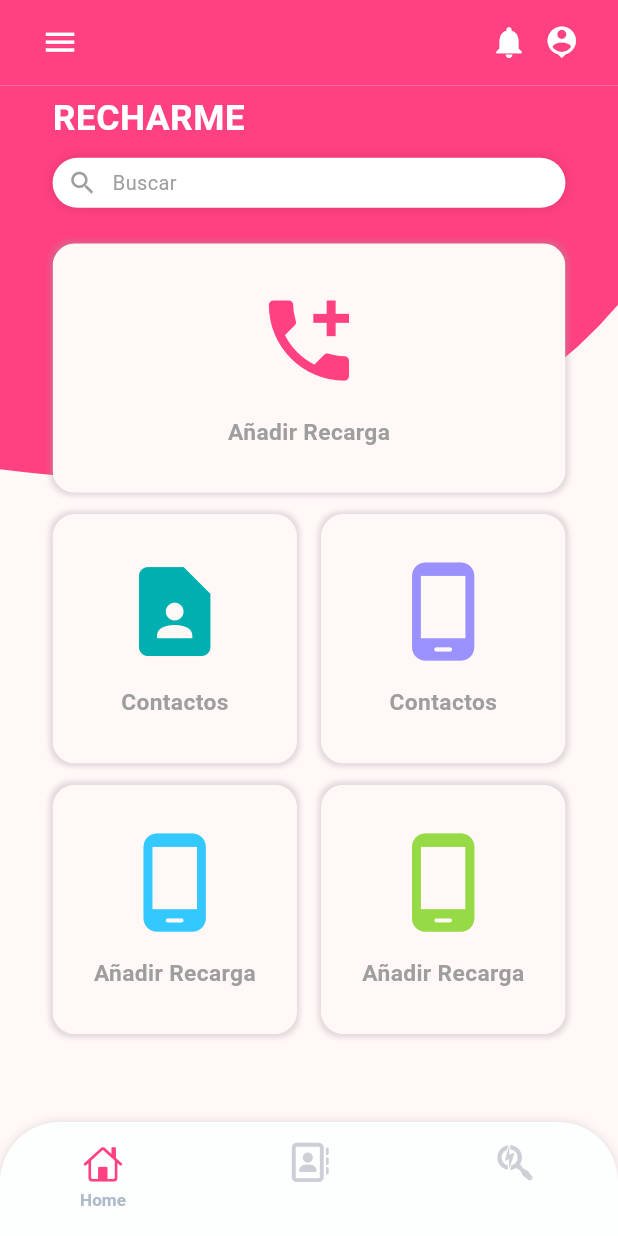
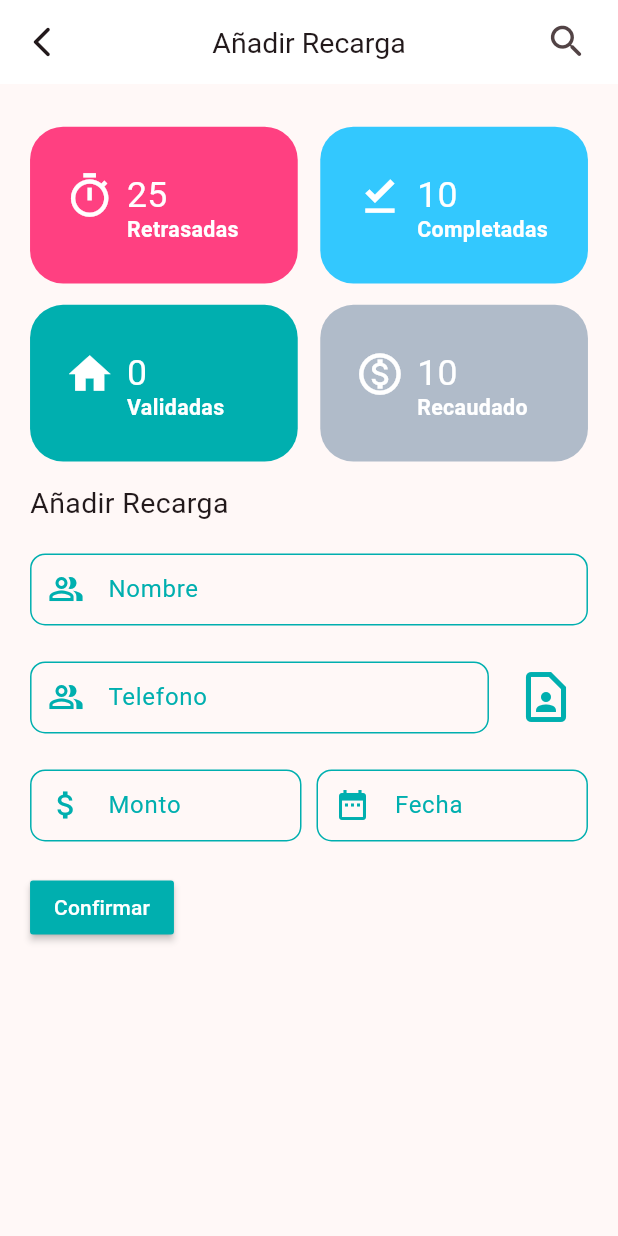
Before and after one commit to rogerordaz1/recharme, a Flutter app: the screen it shows after launch, after a tap on "Añadir Recarga", on a phone screen of 412 x 824 dp. Run offline on Flutter 3.47's test engine with Material 2 defaults, Android fonts, the phone set to English and light mode, and no system bars; drawn by our look-alikes of persistent_bottom_nav_bar; our stand-ins replace bloc, dartz, equatable, flutter_bloc, flutter_screenutil, font_awesome_flutter and 2 more.

Commit message:
haciendo la vista del form de las recargas

```diff
--- a/lib/core/router/router.dart
+++ b/lib/core/router/router.dart
@@ -1,7 +1,7 @@
 import 'package:go_router/go_router.dart';
 
-
 import '../../presentation/home/pages/default_page.dart';
+import '../../presentation/recarga/pages/recarga_form_page.dart';
 
 // GoRouter configuration
 final appRouter = GoRouter(
@@ -12,5 +12,11 @@ final appRouter = GoRouter(
       name: DefaultPage.name,
       builder: (context, state) => const DefaultPage(),
     ),
+
+    GoRoute(
+      path: '/recargaFormPage',
+      name: RecargaFormPage.name,
+      builder: (context, state) => const RecargaFormPage(),
+    ),
   ],
 );
--- a/lib/core/theme/app_theme.dart
+++ b/lib/core/theme/app_theme.dart
@@ -13,6 +13,45 @@ class AppTheme {
         systemOverlayStyle: SystemUiOverlayStyle.dark,
         backgroundColor: colorPink,
       ),
+      inputDecorationTheme: const InputDecorationTheme(
+        prefixIconColor: colorGreen,
+        labelStyle: TextStyle(
+          color: colorGreen,
+        ),
+
+        errorBorder: OutlineInputBorder(
+          borderRadius: BorderRadius.all(
+            Radius.circular(10),
+          ),
+          borderSide: BorderSide(
+            color: colorPink,
+          ),
+        ),
+        enabledBorder: OutlineInputBorder(
+          borderRadius: BorderRadius.all(
+            Radius.circular(10),
+          ),
+          borderSide: BorderSide(
+            color: colorGreen,
+          ),
+        ),
+        border: OutlineInputBorder(
+          borderRadius: BorderRadius.all(
+            Radius.circular(10),
+          ),
+          borderSide: BorderSide(
+            color: colorGreen,
+          ),
+        ),
+        focusedBorder: OutlineInputBorder(
+          borderRadius: BorderRadius.all(
+            Radius.circular(10),
+          ),
+          borderSide: BorderSide(
+            color: colorGreen,
+          ),
+        ),
+      ),
     );
   }
 }
--- a/lib/presentation/home/widgets/custom_body_section.dart
+++ b/lib/presentation/home/widgets/custom_body_section.dart
@@ -1,6 +1,8 @@
 import 'package:flutter/material.dart';
 import 'package:flutter_screenutil/flutter_screenutil.dart';
+import 'package:go_router/go_router.dart';
 import 'package:recharme/core/utils/colors.dart';
+import 'package:recharme/presentation/recarga/pages/recarga_form_page.dart';
 
 import 'widgets.dart';
 
@@ -24,9 +26,7 @@ class CustomBodySection extends StatelessWidget {
             text: 'Añadir Recarga',
             icon: Icons.add_call,
             color: colorPink,
-            onPressed: () {
-              print('He tocado este widget');
-            },
+            onPressed: () => context.pushNamed(RecargaFormPage.name),
           ),
           SizedBox(height: 15.h),
           const RowCardsMenu(
--- a/lib/presentation/home/widgets/custom_menu_card.dart
+++ b/lib/presentation/home/widgets/custom_menu_card.dart
@@ -35,7 +35,7 @@ class CustomMenuCard extends StatelessWidget {
         child: Material(
           child: InkWell(
             splashColor: color.withOpacity(0.2),
-            onTap: () {},
+            onTap: onPressed,
             child: Column(
               crossAxisAlignment: CrossAxisAlignment.center,
               mainAxisAlignment: MainAxisAlignment.center,
--- /dev/null
+++ b/lib/presentation/recarga/pages/recarga_form_page.dart
@@ -0,0 +1,200 @@
+import 'package:flutter/material.dart';
+import 'package:flutter_screenutil/flutter_screenutil.dart';
+import 'package:go_router/go_router.dart';
+import 'package:recharme/core/utils/colors.dart';
+
+import '../widgets/widgets.dart';
+
+class RecargaFormPage extends StatelessWidget {
+  static const String name = 'recargaFormPage';
+  const RecargaFormPage({super.key});
+
+  @override
+  Widget build(BuildContext context) {
+    return Scaffold(
+      appBar: AppBar(
+        leading: IconButton(
+            icon: const Icon(Icons.arrow_back_ios_new_rounded),
+            onPressed: () => context.pop()),
+        elevation: 0,
+        backgroundColor: Colors.white,
+        centerTitle: true,
+        title: Text(
+          'Añadir Recarga',
+          style: TextStyle(fontSize: 20.sp),
+        ),
+        actions: [
+          Padding(
+              padding: EdgeInsets.only(right: 10.w),
+              child: IconButton(
+                onPressed: () {},
+                icon: Icon(
+                  Icons.search_rounded,
+                  size: 30.h,
+                ),
+              ))
+        ],
+      ),
+      body: SizedBox(
+        width: double.infinity,
+        height: double.infinity,
+        child: SingleChildScrollView(
+          child: Padding(
+            padding: EdgeInsets.symmetric(horizontal: 20.w, vertical: 30.h),
+            child: Column(
+              crossAxisAlignment: CrossAxisAlignment.start,
+              children: [
+                const InfoCardsGridView(),
+                Text(
+                  'Añadir Recarga',
+                  style: TextStyle(fontSize: 20.sp),
+                ),
+                const SizedBox(
+                  height: 20,
+                ),
+                Row(
+                  children: [
+                    Expanded(
+                      child: CustomTextWidget(
+                        hintText: 'Nombre del cliente',
+                        labelText: 'Nombre',
+                        icon: const Icon(Icons.people_alt_outlined),
+                        onChanged: (value) {},
+                        validator: (value) {
+                          return null;
+                        },
+                        keyboardType: TextInputType.name,
+                      ),
+                    ),
+                  ],
+                ),
+                const SizedBox(
+                  height: 20,
+                ),
+                Row(
+                  children: [
+                    Expanded(
+                      child: CustomTextWidget(
+                        hintText: 'Numero de telefono',
+                        labelText: 'Telefono',
+                        icon: const Icon(Icons.people_alt_outlined),
+                        onChanged: (value) {},
+                        validator: (value) {
+                          return null;
+                        },
+                        keyboardType: TextInputType.phone,
+                      ),
+                    ),
+                    const SizedBox(
+                      width: 10,
+                    ),
+                    IconButton(
+                      onPressed: () {},
+                      icon: const Icon(
+                        Icons.contact_page_outlined,
+                        size: 40,
+                        color: colorGreen,
+                      ),
+                    )
+                  ],
+                ),
+                const SizedBox(
+                  height: 20,
+                ),
+                Row(
+                  children: [
+                    Expanded(
+                      child: CustomTextWidget(
+                        hintText: 'Monto',
+                        labelText: 'Monto',
+                        icon: const Icon(Icons.attach_money_outlined),
+                        onChanged: (value) {},
+                        validator: (value) {
+                          return null;
+                        },
+                        keyboardType: TextInputType.number,
+                      ),
+                    ),
+                    const SizedBox(
+                      width: 10,
+                    ),
+                    Expanded(
+                      child: CustomTextWidget(
+                        onTap: () async {
+                          FocusScope.of(context).requestFocus(FocusNode());
+                          DateTime? dateTime = await showDatePicker(
+                              context: context,
+                              initialDate: DateTime.now(),
+                              firstDate: DateTime(2020),
+                              lastDate: DateTime.now());
+
+                          if (dateTime != null) {
+                            // TODO: hacer para actualizar el campo de texto;
+                          }
+                        },
+                        hintText: 'Fecha',
+                        labelText: 'Fecha',
+                        icon: const Icon(Icons.date_range),
+                        onChanged: (value) {},
+                        validator: (value) {
+                          return null;
+                        },
+                        keyboardType: TextInputType.number,
+                      ),
+                    ),
+                  ],
+                ),
+                const SizedBox(
+                  height: 20,
+                ),
+                MaterialButton(
+                  color: colorGreen,
+                  textColor: Colors.white,
+                  onPressed: () {},
+                  child: const Text('Confirmar'),
+                )
+              ],
+            ),
+          ),
+        ),
+      ),
+    );
+  }
+}
+
+class CustomTextWidget extends StatelessWidget {
+  const CustomTextWidget({
+    super.key,
+    required this.onChanged,
+    this.validator,
+    this.keyboardType,
+    required this.hintText,
+    required this.labelText,
+    this.icon,
+    this.onTap,
+  });
+  final ValueChanged onChanged;
+  final VoidCallback? onTap;
+  final String? Function(String?)? validator;
+  final TextInputType? keyboardType;
+  final String hintText;
+  final String labelText;
+  final Widget? icon;
+
+  @override
+  Widget build(BuildContext context) {
+    return TextFormField(
+      onTap: onTap,
+      cursorColor: colorGreen,
+      onChanged: onChanged,
+      validator: validator,
+      keyboardType: keyboardType,
+      decoration: InputDecoration(
+          contentPadding:
+              const EdgeInsets.symmetric(vertical: 10, horizontal: 10),
+          hintText: hintText,
+          labelText: labelText,
+          prefixIcon: icon),
+    );
+  }
+}
--- /dev/null
+++ b/lib/presentation/recarga/widgets/info_cards_gridview.dart
@@ -0,0 +1,54 @@
+import 'package:flutter/material.dart';
+import 'package:flutter_screenutil/flutter_screenutil.dart';
+
+import '../../../core/utils/colors.dart';
+import 'widgets.dart';
+
+class InfoCardsGridView extends StatelessWidget {
+  const InfoCardsGridView({
+    super.key,
+  });
+
+  @override
+  Widget build(BuildContext context) {
+    return SizedBox(
+      height: 250.h,
+      width: double.infinity,
+      child: GridView(
+        physics: const NeverScrollableScrollPhysics(),
+        gridDelegate: SliverGridDelegateWithFixedCrossAxisCount(
+          crossAxisCount: 2,
+          crossAxisSpacing: 15.w,
+          mainAxisSpacing: 15.h,
+          mainAxisExtent: 110.h,
+        ),
+        children: const [
+          SummaryCard(
+            color: colorPink,
+            iconData: Icons.timer_outlined,
+            text: '25',
+            subText: 'Retrasadas',
+          ),
+          SummaryCard(
+            color: colorblueLight01,
+            iconData: Icons.download_done_sharp,
+            text: '10',
+            subText: 'Completadas',
+          ),
+          SummaryCard(
+            color: colorGreen,
+            iconData: Icons.home,
+            text: '0',
+            subText: 'Validadas',
+          ),
+          SummaryCard(
+            color: colorMiniText,
+            iconData: Icons.monetization_on_outlined,
+            text: '10',
+            subText: 'Recaudado',
+          ),
+        ],
+      ),
+    );
+  }
+}
--- /dev/null
+++ b/lib/presentation/recarga/widgets/summary_card.dart
@@ -0,0 +1,73 @@
+import 'package:flutter/material.dart';
+import 'package:flutter_screenutil/flutter_screenutil.dart';
+
+class SummaryCard extends StatelessWidget {
+  const SummaryCard({
+    super.key,
+    required this.color,
+    required this.iconData,
+    required this.text,
+    required this.subText,
+  });
+
+  final Color color;
+  final IconData iconData;
+  final String text;
+  final String subText;
+
+  @override
+  Widget build(BuildContext context) {
+    return Container(
+      padding: EdgeInsets.symmetric(horizontal: 15.w),
+      height: 110.h,
+      decoration: BoxDecoration(
+        color: color,
+        borderRadius: BorderRadius.all(
+          Radius.circular(22.w),
+        ),
+      ),
+      child: Row(
+        crossAxisAlignment: CrossAxisAlignment.center,
+        children: [
+          Expanded(
+            flex: 2,
+            child: Padding(
+              padding: EdgeInsets.only(bottom: 12.h),
+              child: Icon(
+                iconData,
+                size: 35.h,
+                color: Colors.white,
+              ),
+            ),
+          ),
+          Expanded(
+            flex: 4,
+            child: Column(
+              crossAxisAlignment: CrossAxisAlignment.start,
+              mainAxisAlignment: MainAxisAlignment.center,
+              children: [
+                Text(
+                  text,
+                  style: TextStyle(
+                    fontSize: 25.sp,
+                    color: Colors.white,
+                    fontWeight: FontWeight.w400,
+                  ),
+                ),
+                Text(
+                  subText,
+                  style: TextStyle(
+                    fontSize: 15.sp,
+                    color: Colors.white,
+                    fontWeight: FontWeight.bold,
+                    height: 0.9,
+                  ),
+                ),
+              ],
+            ),
+          )
+        ],
+      ),
+    );
+  }
+}
--- /dev/null
+++ b/lib/presentation/recarga/widgets/widgets.dart
@@ -0,0 +1,3 @@
+export 'package:recharme/presentation/recarga/widgets/info_cards_gridview.dart';
+
+export 'package:recharme/presentation/recarga/widgets/summary_card.dart';
```
